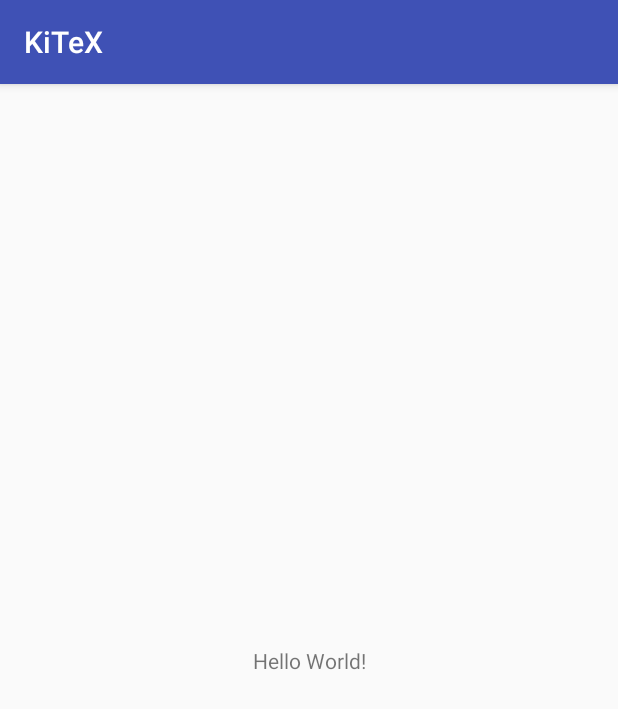
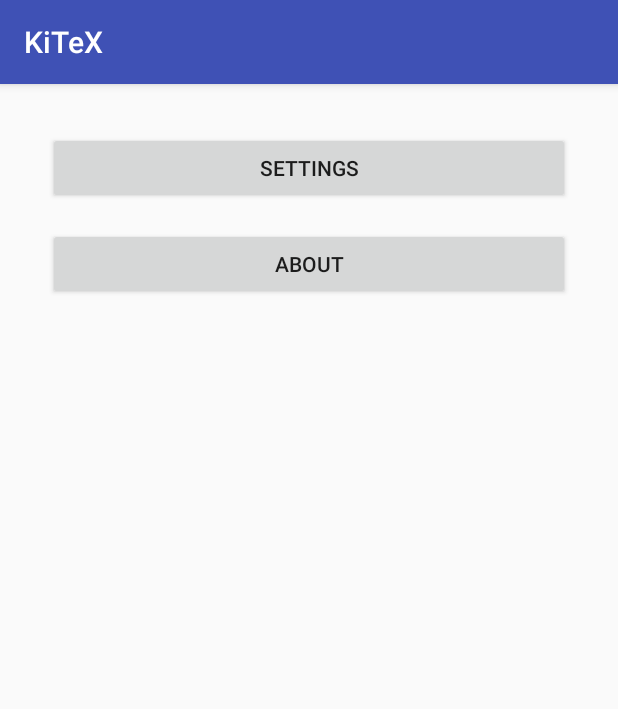
Before and after one commit to DMKEN-com/kitex, an Android app: the screen it shows after launch (MainActivity), on a phone screen of 412 x 824 dp. Shown: the top 709 px of the screen. Run offline under Robolectric (Android 15) with nearby library versions, the phone set to English and light mode, and no system bars.

```diff
--- a/app/build.gradle
+++ b/app/build.gradle
@@ -24,9 +24,10 @@ android {
 
 dependencies {
     implementation fileTree(dir: 'libs', include: ['*.jar'])
-    implementation"org.jetbrains.kotlin:kotlin-stdlib-jre7:$kotlin_version"
+    implementation "org.jetbrains.kotlin:kotlin-stdlib-jre7:$kotlin_version"
     implementation 'com.android.support:appcompat-v7:26.1.0'
     implementation 'com.android.support.constraint:constraint-layout:1.0.2'
+    implementation 'com.android.support:support-v4:26.1.0'
     testImplementation 'junit:junit:4.12'
     androidTestImplementation 'com.android.support.test:runner:1.0.1'
     androidTestImplementation 'com.android.support.test.espresso:espresso-core:3.0.1'
--- /dev/null
+++ b/app/src/main/java/com/dmken/android/kitex/activity/MainActivity.kt
@@ -0,0 +1,21 @@
+package com.dmken.android.kitex.activity
+
+import android.content.Intent
+import android.content.SharedPreferences
+import android.support.v7.app.AppCompatActivity
+import android.os.Bundle
+import android.preference.PreferenceManager
+import android.support.v4.content.ContextCompat
+import com.dmken.android.kitex.R
+import com.dmken.android.kitex.preference.Preferences
+import kotlinx.android.synthetic.main.activity_main.*
+
+class MainActivity : AppCompatActivity() {
+    override fun onCreate(savedInstanceState: Bundle?) {
+        super.onCreate(savedInstanceState)
+        setContentView(R.layout.activity_main)
+
+        btnSettings.setOnClickListener { startActivity(Intent(this, SettingsActivity::class.java)) }
+        btnAbout.setOnClickListener { startActivity(Intent(this, AboutActivity::class.java)) }
+    }
+}
--- a/app/src/main/res/layout/activity_main.xml
+++ b/app/src/main/res/layout/activity_main.xml
@@ -4,15 +4,29 @@
     xmlns:tools="http://schemas.android.com/tools"
     android:layout_width="match_parent"
     android:layout_height="match_parent"
-    tools:context="com.dmken.android.kitex.MainActivity">
+    tools:context="com.dmken.android.kitex.activity.MainActivity">
 
-    <TextView
-        android:layout_width="wrap_content"
+    <Button
+        android:id="@+id/btnSettings"
+        android:layout_width="0dp"
         android:layout_height="wrap_content"
-        android:text="Hello World!"
-        app:layout_constraintBottom_toBottomOf="parent"
-        app:layout_constraintLeft_toLeftOf="parent"
-        app:layout_constraintRight_toRightOf="parent"
+        android:layout_marginEnd="32dp"
+        android:layout_marginStart="32dp"
+        android:layout_marginTop="32dp"
+        android:text="@string/btn_settings"
+        app:layout_constraintEnd_toEndOf="parent"
+        app:layout_constraintStart_toStartOf="parent"
         app:layout_constraintTop_toTopOf="parent" />
 
+    <Button
+        android:id="@+id/btnAbout"
+        android:layout_width="0dp"
+        android:layout_height="wrap_content"
+        android:layout_marginEnd="32dp"
+        android:layout_marginStart="32dp"
+        android:layout_marginTop="16dp"
+        android:text="@string/btn_about"
+        app:layout_constraintEnd_toEndOf="parent"
+        app:layout_constraintStart_toStartOf="parent"
+        app:layout_constraintTop_toBottomOf="@+id/btnSettings" />
 </android.support.constraint.ConstraintLayout>
--- /dev/null
+++ b/app/src/main/res/xml/pref_headers.xml
@@ -0,0 +1,6 @@
+<preference-headers xmlns:android="http://schemas.android.com/apk/res/android">
+    <header
+        android:fragment="com.dmken.android.kitex.activity.SettingsActivity$GeneralPreferenceFragment"
+        android:icon="@drawable/ic_info_black_24dp"
+        android:title="@string/pref_header_general" />
+</preference-headers>
```
Also changed, not shown: app/src/main/AndroidManifest.xml (+12 -1 lines), app/src/main/java/com/dmken/android/kitex/activity/AboutActivity.kt (renamed from app/src/main/java/com/dmken/android/kitex/MainActivity.kt, +4 -3 lines), app/src/main/java/com/dmken/android/kitex/activity/AppCompatPreferenceActivity.kt (added, +90 -0 lines), app/src/main/java/com/dmken/android/kitex/activity/SettingsActivity.kt (added, +102 -0 lines), app/src/main/java/com/dmken/android/kitex/preference/Preferences.kt (added, +35 -0 lines), app/src/main/res/drawable/ic_info_black_24dp.xml (added, +9 -0 lines), app/src/main/res/drawable/ic_notifications_black_24dp.xml (added, +9 -0 lines), app/src/main/res/drawable/ic_sync_black_24dp.xml (added, +9 -0 lines), app/src/main/res/layout/activity_about.xml (added, +21 -0 lines), app/src/main/res/values/strings.xml (+21 -0 lines), app/src/main/res/xml/pref_general.xml (added, +8 -0 lines), 1 other file.
